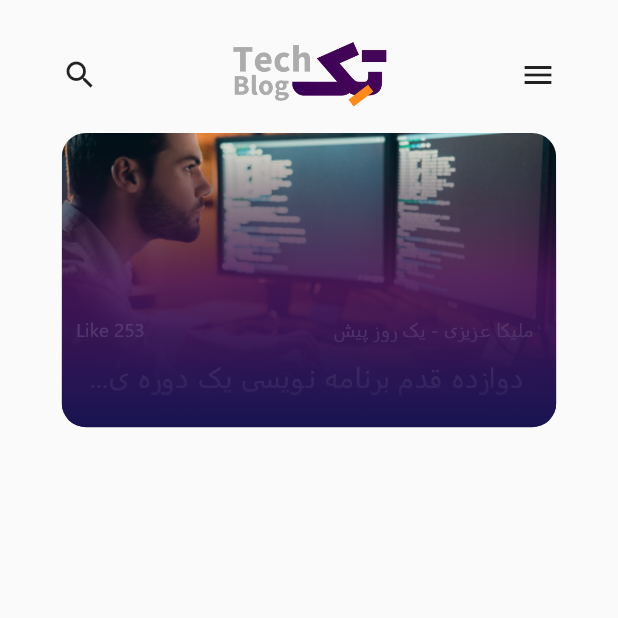
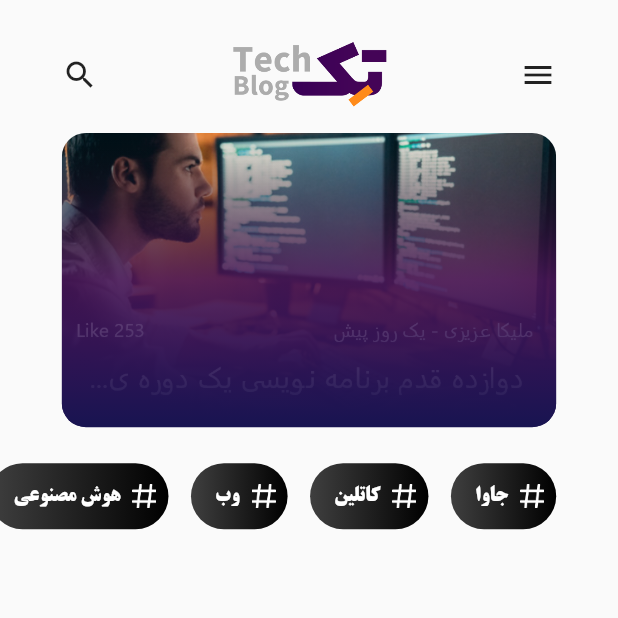
Before and after one commit to SayyehBan/tec, a Flutter app: the screen it shows after launch, on a phone screen of 412 x 824 dp, the top half of it. Run offline on Flutter 3.47's test engine with Material 2 defaults, Android fonts, the phone set to English and light mode, and no system bars; our stand-ins replace flutter_spinkit.

Commit message:
پیاده سازی HashTag

```diff
--- a/lib/gen/assets.gen.dart
+++ b/lib/gen/assets.gen.dart
@@ -8,6 +8,16 @@
 // ignore_for_file: directives_ordering,unnecessary_import,implicit_dynamic_list_literal,deprecated_member_use
 
 import 'package:flutter/widgets.dart';
+
+class $AssetsIconsGen {
+  const $AssetsIconsGen();
+
+  /// File path: assets/icons/Hashtag.png
+  AssetGenImage get hashtag => const AssetGenImage('assets/icons/Hashtag.png');
+
+  /// List of all assets
+  List<AssetGenImage> get values => [hashtag];
+}
 
 class $AssetsImagesGen {
   const $AssetsImagesGen();
@@ -25,6 +35,7 @@ class $AssetsImagesGen {
 class Assets {
   Assets._();
 
+  static const $AssetsIconsGen icons = $AssetsIconsGen();
   static const $AssetsImagesGen images = $AssetsImagesGen();
 }
 
--- /dev/null
+++ b/lib/model/data/fake_data.dart
@@ -0,0 +1,23 @@
+import 'package:tec/gen/assets.gen.dart';
+import 'package:tec/model/model/data_models.dart';
+
+Map homePagePosterMap = {
+  "imageAsset": Assets.images.poster.path,
+  "writer": "مليكا عزیزی",
+  "date": "یک روز پیش",
+  "title": " دوازده قدم برنامه نویسی یک دوره",
+  "view": "251"
+};
+
+//blog fake data
+
+List<HashTagModel> tagList = [
+  HashTagModel(title: 'جاوا'),
+  HashTagModel(title: 'کاتلین'),
+  HashTagModel(title: 'وب'),
+  HashTagModel(title: 'هوش مصنوعی'),
+  HashTagModel(title: 'سی شارپ'),
+  HashTagModel(title: 'ریکت'),
+  HashTagModel(title: 'iot'),
+  HashTagModel(title: 'فلاتر'),
+];
--- /dev/null
+++ b/lib/model/model/data_models.dart
@@ -0,0 +1,5 @@
+class HashTagModel {
+  final String title;
+
+  HashTagModel({required this.title});
+}
--- a/lib/screen/home/homeScreen.dart
+++ b/lib/screen/home/homeScreen.dart
@@ -1,5 +1,6 @@
 import 'package:flutter/material.dart';
 import 'package:tec/gen/assets.gen.dart';
+import 'package:tec/model/data/fake_data.dart';
 import 'package:tec/utilities/myColors.dart';
 
 class HomScreen extends StatelessWidget {
@@ -8,6 +9,8 @@ class HomScreen extends StatelessWidget {
   @override
   Widget build(BuildContext context) {
     var size = MediaQuery.of(context).size;
+    ThemeData themeData = Theme.of(context);
+    double bodyMargin = size.width / 10;
     return SafeArea(
       child: Scaffold(
           body: Padding(
@@ -48,7 +51,54 @@ class HomScreen extends StatelessWidget {
                           end: Alignment.bottomCenter)),
                 )
               ],
-            )
+            ),
+            const SizedBox(
+              height: 16,
+            ),
+
+            ///tagList
+            SizedBox(
+              height: 60,
+              child: ListView.builder(
+                physics: const BouncingScrollPhysics(),
+                scrollDirection: Axis.horizontal,
+                itemCount: tagList.length,
+                itemBuilder: (context, index) {
+                  return Padding(
+                    padding: EdgeInsets.fromLTRB(
+                        0, 8, index == 0 ? bodyMargin : 15, 8),
+                    child: Container(
+                      height: 60,
+                      decoration: const BoxDecoration(
+                          borderRadius: BorderRadius.all(Radius.circular(24)),
+                          gradient: LinearGradient(
+                              colors: gradiantColors.tags,
+                              begin: Alignment.centerRight,
+                              end: Alignment.centerLeft)),
+                      child: Padding(
+                        padding: const EdgeInsets.fromLTRB(16, 8, 8, 8),
+                        child: Row(
+                          children: [
+                            ImageIcon(
+                              AssetImage(Assets.icons.hashtag.path),
+                              color: Colors.white,
+                              size: 16,
+                            ),
+                            const SizedBox(
+                              width: 8,
+                            ),
+                            Text(
+                              tagList[index].title,
+                              style: themeData.textTheme.headlineSmall,
+                            ),
+                          ],
+                        ),
+                      ),
+                    ),
+                  );
+                },
+              ),
+            ),
           ],
         ),
       )),
--- a/pubspec.yaml
+++ b/pubspec.yaml
@@ -69,6 +69,7 @@ flutter:
   # To add assets to your application, add an assets section, like this:
   assets:
     - assets/images/
+    - assets/icons/
 
   # An image asset can refer to one or more resolution-specific "variants", see
   # https://flutter.dev/assets-and-images/#resolution-aware
```
Also changed, not shown: assets/icons/Hashtag.png (added).
